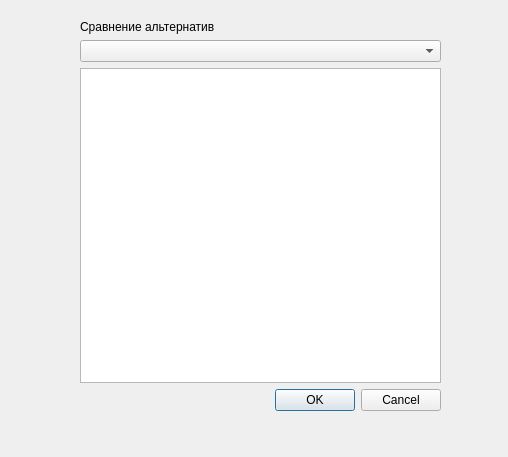
The window that trunk/core/src/ui/CompareAlternativesDialog.ui (braubergiag/decision-models) describes before a commit, drawn with Qt 5.
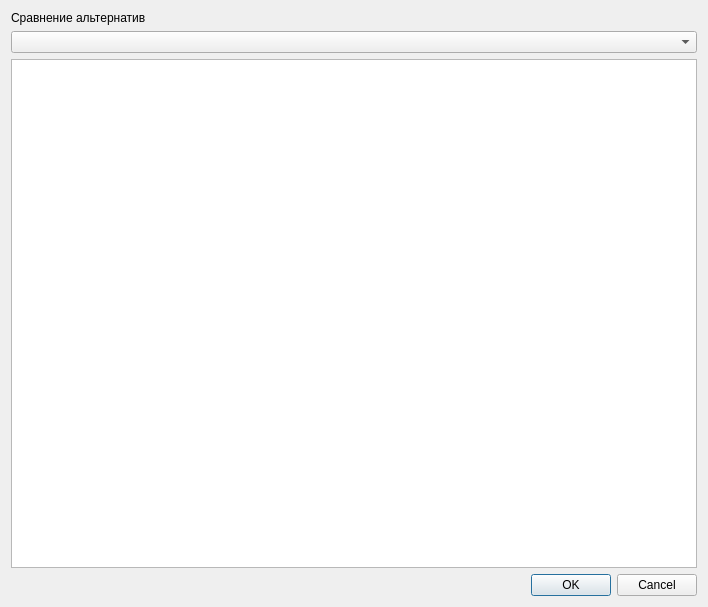
The same window after the commit.

What changed in the file:
```diff
--- a/trunk/core/src/ui/CompareAlternativesDialog.ui
+++ b/trunk/core/src/ui/CompareAlternativesDialog.ui
@@ -6,22 +6,15 @@
    <rect>
     <x>0</x>
     <y>0</y>
-    <width>508</width>
-    <height>457</height>
+    <width>708</width>
+    <height>607</height>
    </rect>
   </property>
   <property name="windowTitle">
    <string>CompareAlternativesDialog</string>
   </property>
-  <widget class="QWidget" name="">
-   <property name="geometry">
-    <rect>
-     <x>80</x>
-     <y>20</y>
-     <width>361</width>
-     <height>391</height>
-    </rect>
-   </property>
+  <layout class="QVBoxLayout" name="verticalLayout_2">
+   <item>
    <layout class="QVBoxLayout" name="verticalLayout">
     <item>
      <widget class="QLabel" name="label">
@@ -44,7 +37,8 @@
      </widget>
     </item>
    </layout>
-  </widget>
+   </item>
+  </layout>
  </widget>
  <resources/>
  <connections/>
```
Lines whose indentation alone changed are shown as unchanged.
